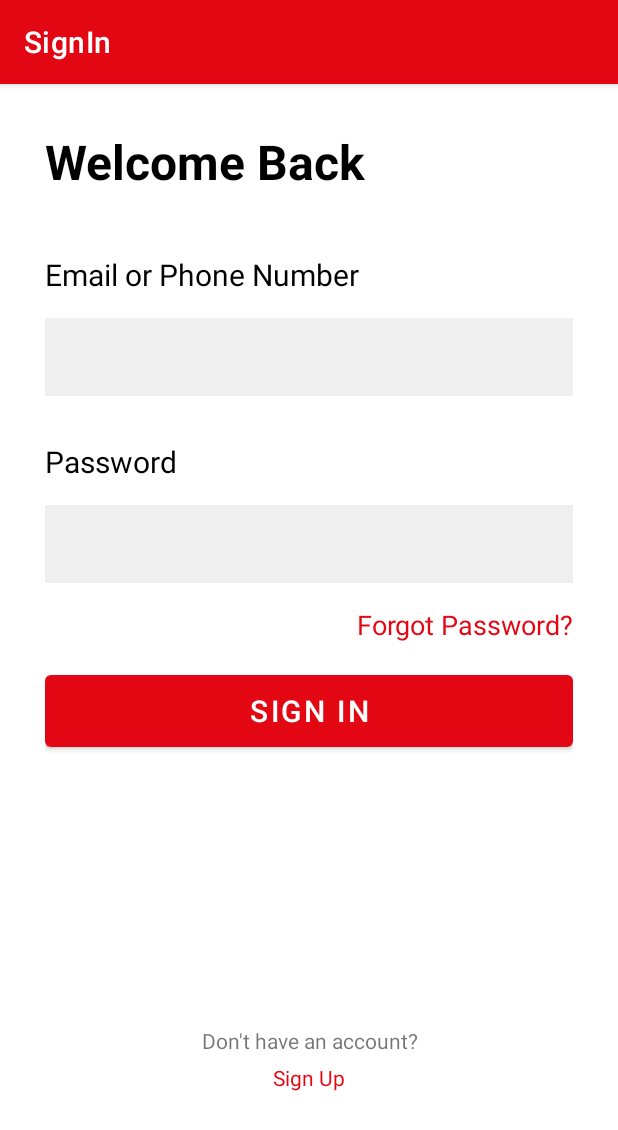
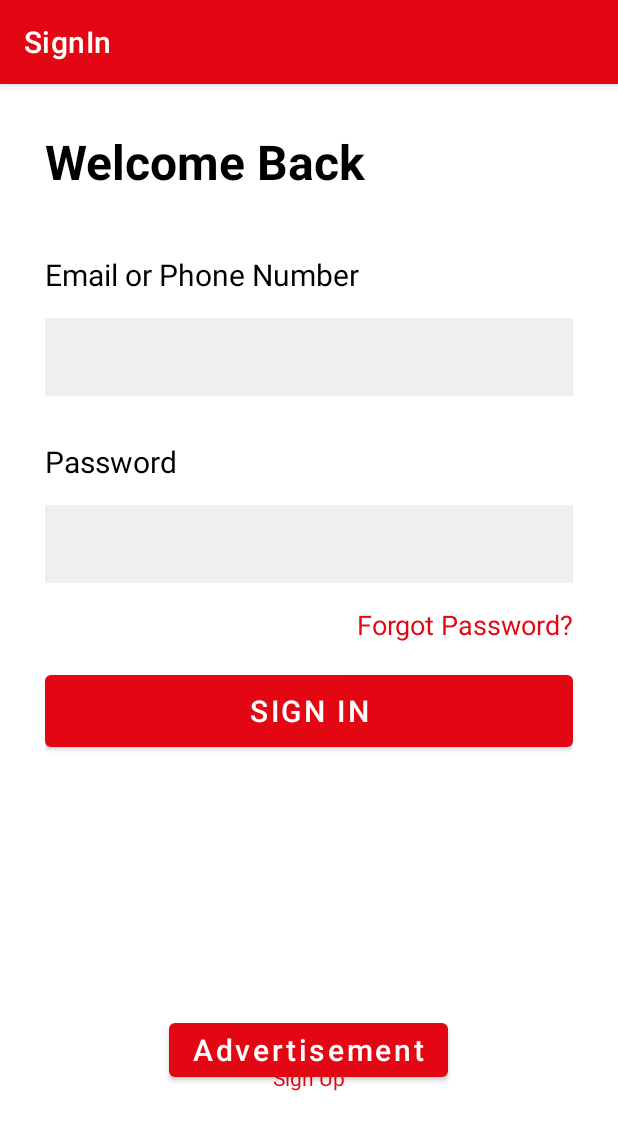
Before and after one commit to Keshavdulal/NewsBoxx-andr, an Android app: the screen it shows after launch (MainActivity), on a phone screen of 412 x 824 dp. Shown: the top 1130 px of the screen. Run offline under Robolectric (Android 15) with nearby library versions, the phone set to English and light mode, and no system bars; our stand-ins replace AdMob, Firebase (no records; nobody signed in at launch, a user with empty details on screens opened directly), navigation-ui; 2 statements that could not run were skipped.

Commit message:
add fullscreen ads

```diff
--- a/app/src/main/java/com/example/mapd726_group3_newsbox/MainActivity.kt
+++ b/app/src/main/java/com/example/mapd726_group3_newsbox/MainActivity.kt
@@ -14,6 +14,8 @@ import androidx.navigation.ui.navigateUp
 import androidx.navigation.ui.setupActionBarWithNavController
 import com.example.mapd726_group3_newsbox.databinding.ActivityMainBinding
 import com.google.android.gms.ads.*
+import com.google.android.gms.ads.interstitial.InterstitialAd;
+import com.google.android.gms.ads.interstitial.InterstitialAdLoadCallback;
 
 
 class MainActivity : AppCompatActivity() {
@@ -22,7 +24,7 @@ class MainActivity : AppCompatActivity() {
     private lateinit var navController:NavController
 
     lateinit var mAdView : AdView
-
+    private var mInterstitialAd: InterstitialAd? = null
 
 
     override fun onCreate(savedInstanceState: Bundle?) {
@@ -36,9 +38,64 @@ class MainActivity : AppCompatActivity() {
         setupActionBarWithNavController(navController, appBarConfiguration)
 
         loadBannerAd()
+        loadInterAd()
 
+        val interAdBtn : Button = findViewById(R.id.interAds)
+        interAdBtn.setOnClickListener{
+            showInterAd()
+        }
     }
 
+
+    private fun showInterAd() {
+        if (mInterstitialAd != null) {
+            mInterstitialAd?.fullScreenContentCallback = object : FullScreenContentCallback(){
+                override fun onAdClicked() {
+                    super.onAdClicked()
+                }
+
+                override fun onAdDismissedFullScreenContent() {
+                    super.onAdDismissedFullScreenContent()
+                    val intent = Intent( this@MainActivity, MainActivity::class.java)
+                    startActivity(intent)
+                }
+
+                override fun onAdFailedToShowFullScreenContent(p0: AdError) {
+                    super.onAdFailedToShowFullScreenContent(p0)
+                }
+
+                override fun onAdImpression() {
+                    super.onAdImpression()
+                }
+
+                override fun onAdShowedFullScreenContent() {
+                    super.onAdShowedFullScreenContent()
+                }
+
+            }
+
+            mInterstitialAd?.show(this)
+        } else {
+            val intent = Intent( this, MainActivity::class.java)
+            startActivity(intent)
+        }
+    }
+
+    private fun loadInterAd() {
+        var adRequest = AdRequest.Builder().build()
+
+        InterstitialAd.load(this,"ca-app-pub-3940256099942544/1033173712", adRequest, object : InterstitialAdLoadCallback() {
+            override fun onAdFailedToLoad(adError: LoadAdError) {
+
+                mInterstitialAd = null
+            }
+
+            override fun onAdLoaded(interstitialAd: InterstitialAd) {
+
+                mInterstitialAd = interstitialAd
+            }
+        })
+    }
 
     private fun loadBannerAd() {
         MobileAds.initialize(this) {}
--- a/app/src/main/java/com/example/mapd726_group3_newsbox/onboarding/SignInFragment.kt
+++ b/app/src/main/java/com/example/mapd726_group3_newsbox/onboarding/SignInFragment.kt
@@ -64,7 +64,7 @@ class SignInFragment :Fragment(){
         }
 
         binding.tvForgotPassword.setOnClickListener {
-            /*startActivity(Intent(this, ForgotPassword::class.java))*/
+//            startActivity(Intent(this, ForgotPassword::class.java))
         }
 
 
--- a/app/src/main/res/layout/activity_main.xml
+++ b/app/src/main/res/layout/activity_main.xml
@@ -28,14 +28,7 @@
         android:layout_width="match_parent"
         android:layout_height="match_parent">
 
-<!--        <Button-->
-<!--            android:id="@+id/interAds"-->
-<!--            android:layout_width="wrap_content"-->
-<!--            android:layout_height="wrap_content"-->
-<!--            android:textSize="26dp"-->
-<!--            android:layout_centerInParent="true"-->
-<!--            android:text="Interstitial Ads"-->
-<!--            />-->
+
 
         <com.google.android.gms.ads.AdView xmlns:ads="http://schemas.android.com/apk/res-auto"
             android:id="@+id/adViewMain"
@@ -47,5 +40,16 @@
             ads:adUnitId="@string/ID_BANNER"
             tools:ignore="MissingClass"></com.google.android.gms.ads.AdView>
 
+        <Button
+            android:id="@+id/interAds"
+            android:layout_width="wrap_content"
+            android:layout_height="wrap_content"
+            android:textSize="20dp"
+            android:layout_centerInParent="true"
+            android:text="Advertisement"
+            android:layout_alignParentBottom="true"
+            android:layout_margin="100dp"
+            android:textAllCaps="false"
+            />
     </RelativeLayout>
 </androidx.coordinatorlayout.widget.CoordinatorLayout>
```
